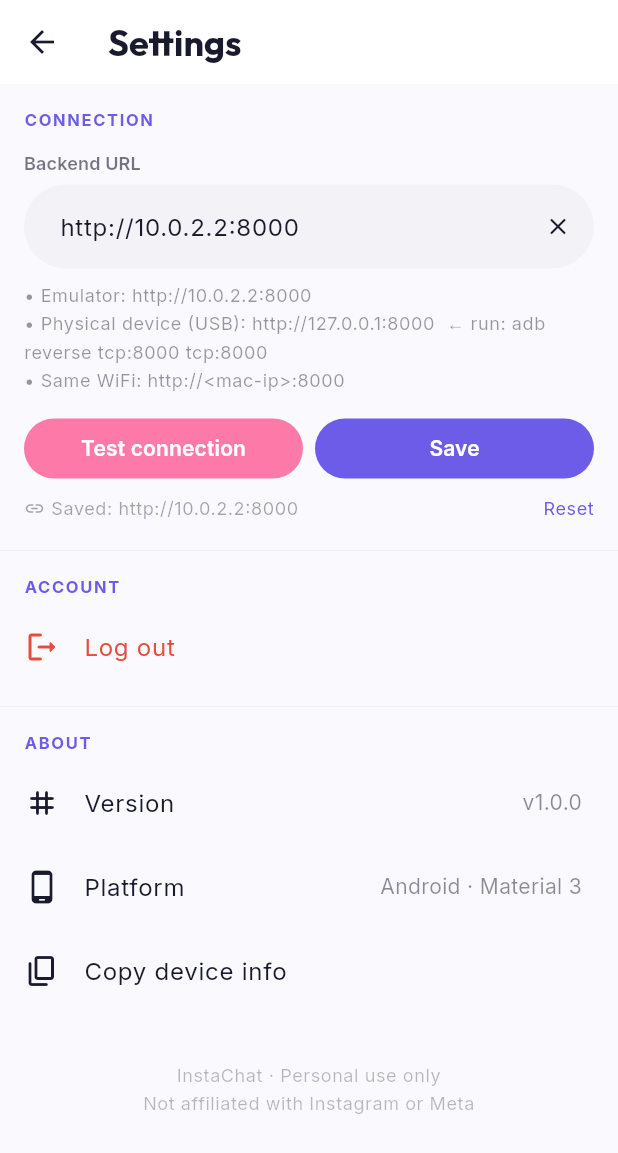
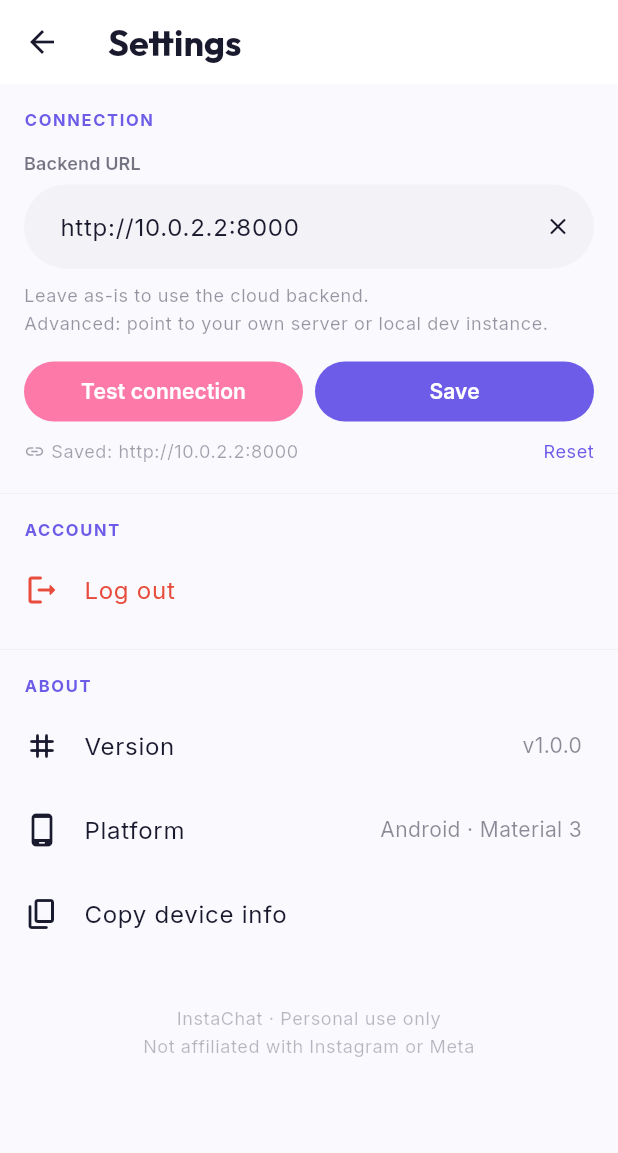
Before and after one commit to itsmeshibintmz/instachat, a Flutter app: the SettingsScreen screen opened directly, after a tap on "Test connection", after a tap on "Reset", on a phone screen of 412 x 824 dp. Shown: the top 1153 px of the screen. Run offline on Flutter 3.47's test engine with Material 3 defaults, Android fonts, the phone set to English and light mode, and no system bars; our stand-ins replace flutter_riverpod, google_fonts, image_picker, shared_preferences; missing offline and left inert: record; accounts and stored records are empty; network calls fail.

Commit message:
feat: cloud backend deployment — Railway + remove local server dependency
Backend:
- Add Dockerfile (python:3.12-slim, uvicorn, instagrapi)
- Add .dockerignore
- Add railway.toml (build from backend/Dockerfile, healthcheck /health)
- config.py: read PORT env var injected by Railway/Render

CI/CD:
- deploy-backend.yml: auto-deploys backend to Railway on backend/ changes
- build.yml + release.yml: pass --dart-define=BASE_URL=$BACKEND_URL
  so the cloud URL is baked into every APK/IPA at build time
- Removed local 'adb reverse' / iproxy instructions from release notes

Flutter app:
- settings_provider.dart: defaultBaseUrl() now prefers build-time BASE_URL
  (dart-define) before falling back to localhost/10.0.2.2
- settings_screen.dart: updated URL hint text

Docs:
- DEPLOY.md: step-by-step Railway setup guide (5 min one-time setup)

Co-authored-by: Cursor <cursoragent@cursor.com>

```diff
--- a/app/lib/core/providers/settings_provider.dart
+++ b/app/lib/core/providers/settings_provider.dart
@@ -10,9 +10,20 @@ import 'package:shared_preferences/shared_preferences.dart';
 
 const _kBaseUrl = 'settings_base_url';
 
-// ─── Default URL helper ───────────────────────────────────────────────────────
+// ─── Cloud / build-time default ──────────────────────────────────────────────
+//
+// Priority order:
+//   1. User's saved URL in SharedPreferences          ← persists across restarts
+//   2. --dart-define=BASE_URL=https://...             ← baked in at CI build time
+//   3. Platform-specific localhost fallback           ← local dev only
+//
+// CI passes --dart-define=BASE_URL=$BACKEND_URL where BACKEND_URL is the
+// Railway deployment secret set in GitHub → Settings → Secrets → Actions.
+
+const _kBuildUrl = String.fromEnvironment('BASE_URL');
 
 String defaultBaseUrl() {
+  if (_kBuildUrl.isNotEmpty) return _kBuildUrl;
   if (Platform.isAndroid) return 'http://10.0.2.2:8000';
   return 'http://localhost:8000';
 }
--- a/app/lib/features/settings/screens/settings_screen.dart
+++ b/app/lib/features/settings/screens/settings_screen.dart
@@ -169,9 +169,8 @@ class _SettingsScreenState extends ConsumerState<SettingsScreen> {
                 ),
                 const SizedBox(height: 8),
                 Text(
-                  isIOS
-                      ? '• Simulator: http://localhost:8000\n• Physical iPhone: http://<mac-ip>:8000 (same WiFi)\n• USB (iproxy): http://127.0.0.1:8000'
-                      : '• Emulator: http://10.0.2.2:8000\n• Physical device (USB): http://127.0.0.1:8000  ← run: adb reverse tcp:8000 tcp:8000\n• Same WiFi: http://<mac-ip>:8000',
+                  'Leave as-is to use the cloud backend.\n'
+                  'Advanced: point to your own server or local dev instance.',
                   style: theme.textTheme.bodySmall?.copyWith(
                     color: cs.onSurface.withValues(alpha: 0.45),
                     height: 1.6,
```
Also changed, not shown: 8 other files.
